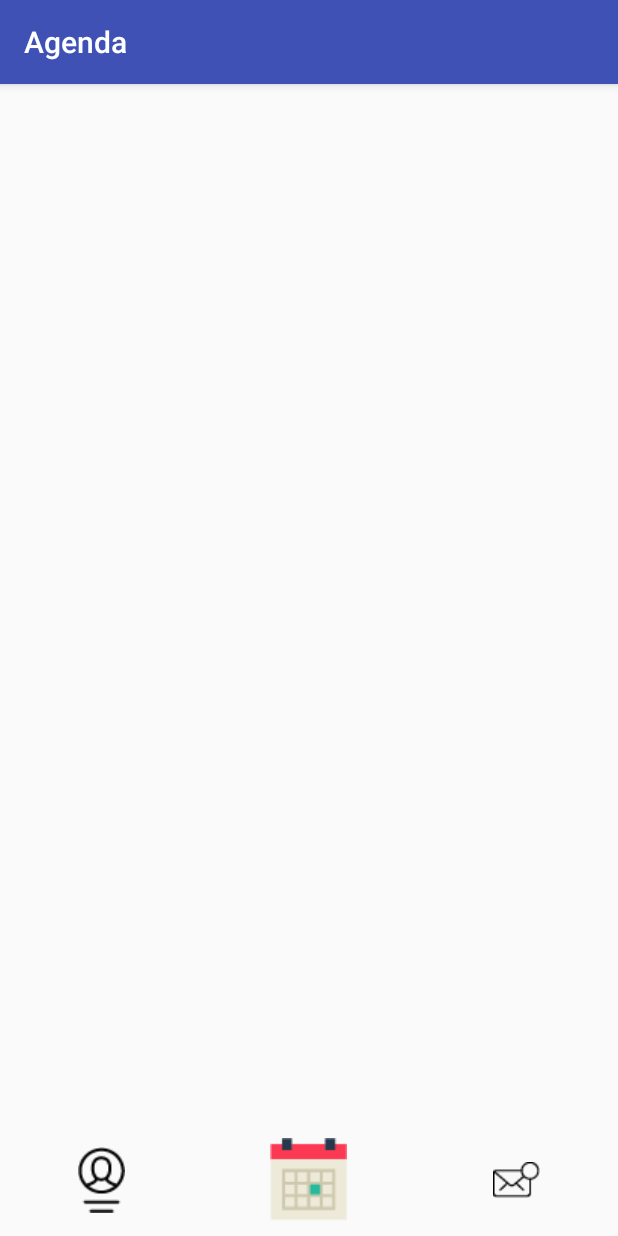
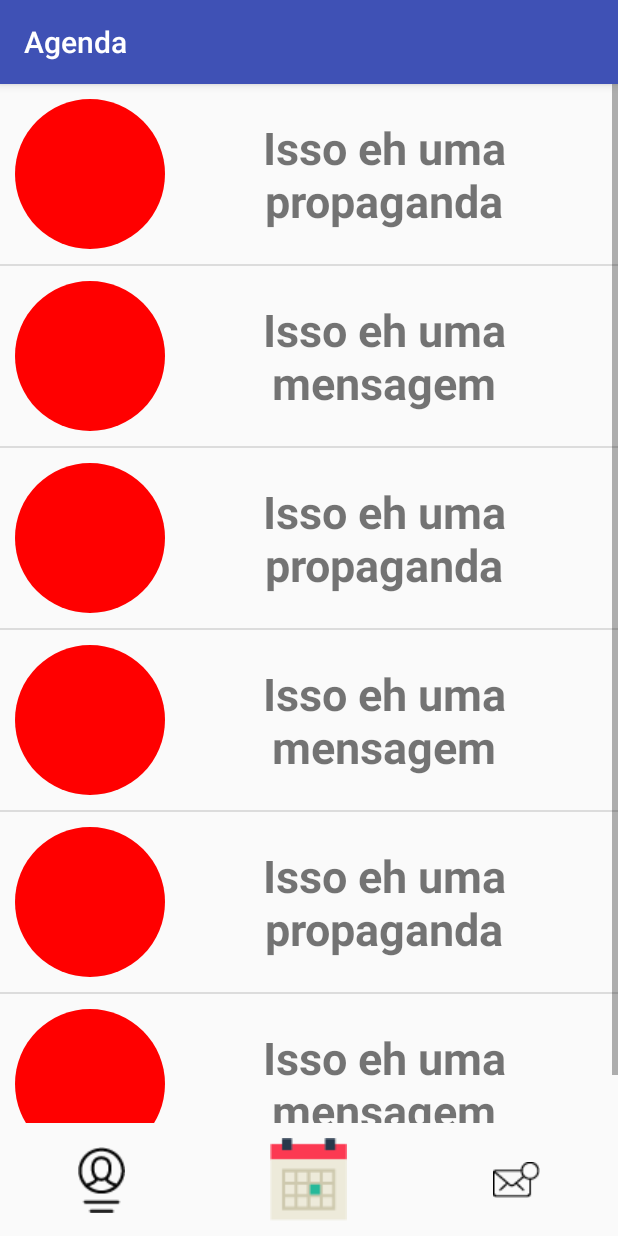
Before and after one commit to 2Luglios/ConfirmaConsulta, an Android app: the fragment FragmentNotificacoes placed in its activity, on a phone screen of 412 x 824 dp. Run offline under Robolectric (Android 15) with nearby library versions, the phone set to English and light mode, and no system bars; our stand-ins replace Firebase (no records; nobody signed in at launch, a user with empty details on screens opened directly).

Commit message:
aba de mensagens

```diff
--- a/ConfirmaConsultaDroid/app/src/main/java/br/com/a2luglios/confirmaconsultadroid/fragment/FragmentNotificacoes.java
+++ b/ConfirmaConsultaDroid/app/src/main/java/br/com/a2luglios/confirmaconsultadroid/fragment/FragmentNotificacoes.java
@@ -1,13 +1,17 @@
 package br.com.a2luglios.confirmaconsultadroid.fragment;
 
 import android.os.Bundle;
+import android.support.annotation.NonNull;
 import android.support.annotation.Nullable;
 import android.support.v4.app.Fragment;
 import android.view.LayoutInflater;
 import android.view.View;
 import android.view.ViewGroup;
 import android.widget.AdapterView;
+import android.widget.ArrayAdapter;
 import android.widget.ListView;
+
+import java.util.Arrays;
 
 import br.com.a2luglios.confirmaconsultadroid.R;
 
@@ -19,13 +23,28 @@ public class FragmentNotificacoes extends Fragment {
 
     @Nullable
     @Override
-    public View onCreateView(LayoutInflater inflater, @Nullable ViewGroup container, @Nullable Bundle savedInstanceState) {
+    public View onCreateView(LayoutInflater inflater, @Nullable ViewGroup container,
+                             @Nullable Bundle savedInstanceState) {
 
-        View agenda =
-                inflater.inflate(R.layout.fragment_notificacoes,
+        View agenda = inflater.inflate(R.layout.fragment_notificacoes,
                         container, false);
 
         ListView listNotificacoes = (ListView) agenda.findViewById(R.id.listNotificacoes);
+        listNotificacoes.setAdapter(new ArrayAdapter<String>(getContext(),
+                android.R.layout.simple_list_item_1, Arrays.asList("", "", "", "", "", "")) {
+            @NonNull
+            @Override
+            public View getView(int position, @Nullable View convertView, @NonNull ViewGroup parent) {
+                View v1 = LayoutInflater.from(getContext()).inflate(R.layout.item_mensagem_layout, null);
+                View v2 = LayoutInflater.from(getContext()).inflate(R.layout.item_propaganda_layout, null);
+
+                if ( position % 2 == 1 ) {
+                    return v1;
+                } else {
+                    return v2;
+                }
+            }
+        });
 
         listNotificacoes.setOnItemClickListener(new AdapterView.OnItemClickListener() {
             @Override
--- a/ConfirmaConsultaDroid/app/src/main/res/layout/item_mensagem_layout.xml
+++ b/ConfirmaConsultaDroid/app/src/main/res/layout/item_mensagem_layout.xml
@@ -1,10 +1,31 @@
 <?xml version="1.0" encoding="utf-8"?>
 <LinearLayout xmlns:android="http://schemas.android.com/apk/res/android"
+    xmlns:app="http://schemas.android.com/apk/res-auto"
     android:orientation="vertical" android:layout_width="match_parent"
-    android:layout_height="match_parent">
+    android:layout_height="match_parent"
+    android:weightSum="1">
 
     <LinearLayout
         android:layout_width="match_parent"
-        android:layout_height="match_parent"
-        android:orientation="horizontal"></LinearLayout>
+        android:layout_height="wrap_content"
+        android:orientation="horizontal"
+        android:padding="10dp"
+        android:weightSum="1">
+
+        <ImageView
+            android:id="@+id/imageView"
+            android:layout_width="100dp"
+            android:layout_height="100dp"
+            app:srcCompat="@drawable/fundo" />
+
+        <TextView
+            android:id="@+id/textView5"
+            android:layout_width="match_parent"
+            android:layout_height="match_parent"
+            android:gravity="center_vertical"
+            android:text="Isso eh uma mensagem"
+            android:textAlignment="center"
+            android:textSize="30sp"
+            android:textStyle="bold" />
+    </LinearLayout>
 </LinearLayout>
--- a/ConfirmaConsultaDroid/app/src/main/res/layout/item_propaganda_layout.xml
+++ b/ConfirmaConsultaDroid/app/src/main/res/layout/item_propaganda_layout.xml
@@ -1,6 +1,31 @@
 <?xml version="1.0" encoding="utf-8"?>
 <LinearLayout xmlns:android="http://schemas.android.com/apk/res/android"
+    xmlns:app="http://schemas.android.com/apk/res-auto"
     android:orientation="vertical" android:layout_width="match_parent"
-    android:layout_height="match_parent">
+    android:layout_height="match_parent"
+    android:weightSum="1">
 
+    <LinearLayout
+        android:layout_width="match_parent"
+        android:layout_height="wrap_content"
+        android:orientation="horizontal"
+        android:padding="10dp"
+        android:weightSum="1">
+
+        <ImageView
+            android:id="@+id/imageView"
+            android:layout_width="100dp"
+            android:layout_height="100dp"
+            app:srcCompat="@drawable/fundo" />
+
+        <TextView
+            android:id="@+id/textView5"
+            android:layout_width="match_parent"
+            android:layout_height="match_parent"
+            android:gravity="center_vertical"
+            android:text="Isso eh uma propaganda"
+            android:textAlignment="center"
+            android:textSize="30sp"
+            android:textStyle="bold" />
+    </LinearLayout>
 </LinearLayout>
```
